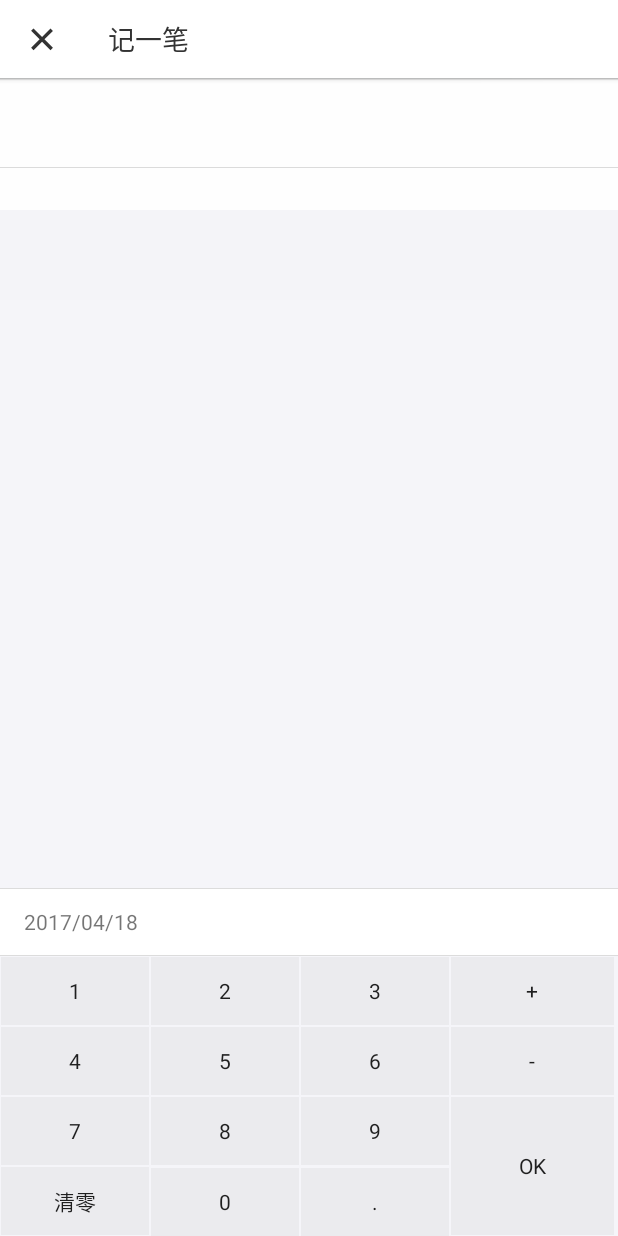
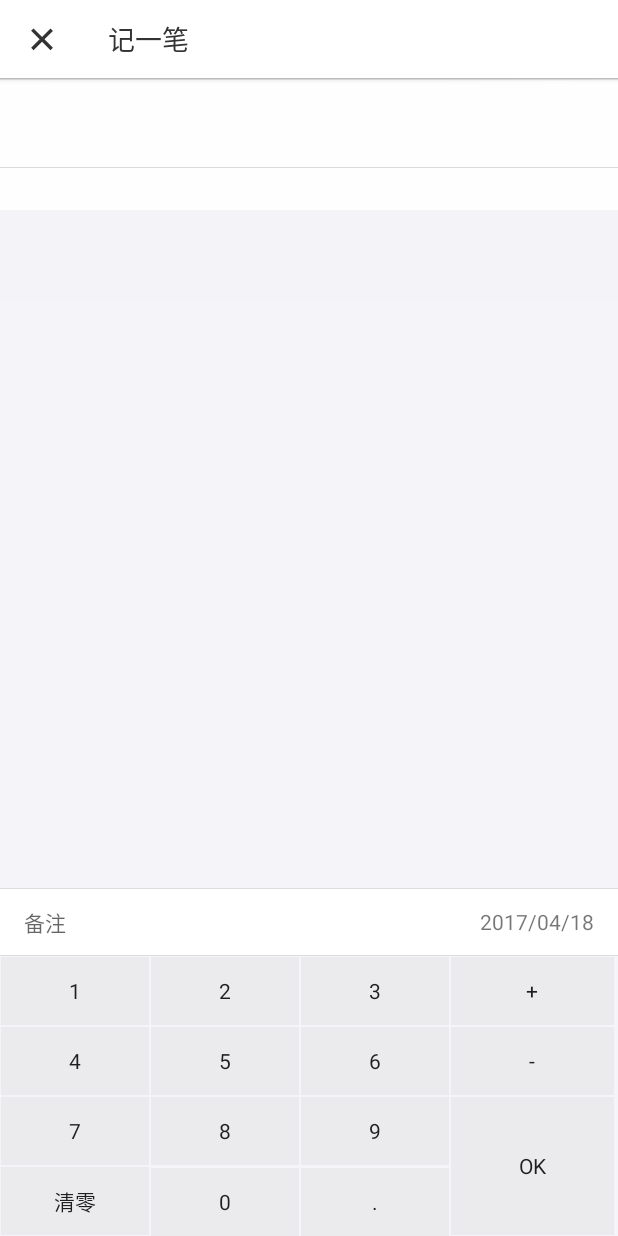
Before and after one commit to coderpage/Mine, an Android app: the ExpenseEditActivity screen opened directly, with no data from a screen before it, on a phone screen of 412 x 824 dp. Run offline under Robolectric (Android 15) with nearby library versions, the phone set to English and light mode, and no system bars; our stand-ins replace EventBus.

Commit message:
添加备注

```diff
--- a/app/src/main/AndroidManifest.xml
+++ b/app/src/main/AndroidManifest.xml
@@ -30,6 +30,7 @@
         <activity
             android:name=".app.tally.ui.activity.ExpenseEditActivity"
             android:screenOrientation="portrait"
+            android:windowSoftInputMode="adjustPan"
             android:theme="@style/Theme.Tally">
         </activity>
 
--- a/app/src/main/java/com/coderpage/mine/app/tally/ui/activity/ExpenseEditActivity.java
+++ b/app/src/main/java/com/coderpage/mine/app/tally/ui/activity/ExpenseEditActivity.java
@@ -10,6 +10,7 @@ import android.support.v7.widget.AppCompatImageView;
 import android.view.KeyEvent;
 import android.view.View;
 import android.widget.AdapterView;
+import android.widget.EditText;
 import android.widget.GridView;
 import android.widget.TextView;
 
@@ -48,10 +49,10 @@ public class ExpenseEditActivity extends BaseActivity
     AppCompatImageView mCategoryIcon;
     GridView mCategoryGv;
     NumInputView mNumInputView;
+    EditText mDescEt;
 
     private CategoryPickerAdapter mCategoryPickerAdapter;
 
-    //    private final List<CategoryItem> mCategoryItems = new ArrayList<>();
     private Calendar mExpenseDate = Calendar.getInstance();
     private SimpleDateFormat mDateFormat = new SimpleDateFormat("yyyy/MM/dd", Locale.getDefault());
     private CategoryItem mCategory;
@@ -90,6 +91,7 @@ public class ExpenseEditActivity extends BaseActivity
         mCategoryGv.setAdapter(mCategoryPickerAdapter);
 
         mDateTv = ((TextView) findViewById(R.id.tvDate));
+        mDescEt = (EditText) findViewById(R.id.etDesc);
 
         mDateTv.setText(mDateFormat.format(mExpenseDate.getTime()));
         mDateTv.setOnClickListener(mOnclickListener);
@@ -185,8 +187,9 @@ public class ExpenseEditActivity extends BaseActivity
                     args.putFloat(ExpenseEditModel.EXTRA_EXPENSE_AMOUNT, mAmount);
                     args.putLong(ExpenseEditModel.EXTRA_EXPENSE_CATEGORY_ID, mCategory.getId());
                     args.putString(ExpenseEditModel.EXTRA_EXPENSE_CATEGORY, mCategory.getName());
-                    args.putString(ExpenseEditModel.EXTRA_EXPENSE_DESC, "");
+                    args.putString(ExpenseEditModel.EXTRA_EXPENSE_DESC, mDescEt.getText().toString());
                     args.putLong(ExpenseEditModel.EXTRA_EXPENSE_TIME, mExpenseDate.getTimeInMillis());
+                    args.putString(ExpenseEditModel.EXTRA_EXPENSE_DESC, mDescEt.getText().toString());
                     mUserActionListener.onUserAction(SAVE_DATA, args);
                     break;
             }
@@ -239,6 +242,7 @@ public class ExpenseEditActivity extends BaseActivity
                         mCategoryName.setText(mCategory.getName());
                     }
                     mDateTv.setText(mDateFormat.format(mExpenseDate.getTime()));
+                    mDescEt.setText(item.getDesc());
                 }
                 break;
             case SAVE_DATA:
--- a/app/src/main/res/layout/activity_tally_expense_add.xml
+++ b/app/src/main/res/layout/activity_tally_expense_add.xml
@@ -32,15 +32,34 @@
                     android:layout_height="1px"
                     android:layout_gravity="top"/>
 
+                <LinearLayout
+                    android:layout_width="match_parent"
+                    android:layout_height="match_parent"
+                    android:orientation="horizontal">
+
+                    <EditText
+                        android:id="@+id/etDesc"
+                        android:layout_width="0dp"
+                        android:layout_height="match_parent"
+                        android:layout_gravity="start|center_vertical"
+                        android:layout_weight="1"
+                        android:layout_marginLeft="@dimen/padding_normal"
+                        android:background="@color/transparent"
+                        android:gravity="start|center_vertical"
+                        android:hint="@string/tally_expense_note"
+                        android:textColor="@color/appTextColorPrimary"
+                        android:textSize="@dimen/app_text_size_medium"/>
+
                     <TextView
                         android:id="@+id/tvDate"
                         android:layout_width="wrap_content"
                         android:layout_height="match_parent"
-                    android:layout_alignParentLeft="true"
-                    android:layout_centerVertical="true"
+                        android:layout_gravity="center_vertical"
                         android:layout_marginLeft="@dimen/padding_normal"
+                        android:layout_marginRight="@dimen/padding_normal"
                         android:clickable="true"
                         android:gravity="center"/>
+                </LinearLayout>
 
                 <include
                     layout="@layout/divider"
@@ -73,7 +92,7 @@
                     android:layout_width="wrap_content"
                     android:layout_height="wrap_content"
                     android:layout_gravity="center_vertical|left"
-                    android:paddingStart="@dimen/padding_normal">
+                    android:paddingLeft="@dimen/padding_normal">
 
                     <android.support.v7.widget.AppCompatImageView
                         android:id="@+id/ivCategoryIcon"
--- a/app/src/main/res/values/strings.xml
+++ b/app/src/main/res/values/strings.xml
@@ -1,6 +1,6 @@
 <resources>
     <!-- app name -->
-    <string name="app_name">我的</string>
+    <string name="app_name">我的记账本</string>
     <string name="delete">删除</string>
     <string name="modify">修改</string>
 
@@ -16,6 +16,7 @@
     <string name="tally_amount_cny">￥%s</string>
     <string name="tally_sum_of_amount_month">本月账单总额</string>
     <string name="tally_calendar_title_format" formatted="false">%d年%d月</string>
+    <string name="tally_expense_note">备注</string>
     <string name="tally_toolbar_title_about">关于</string>
     <string name="tally_about_main"><![CDATA[
         <h3>%s版</h3>
@@ -28,9 +29,6 @@
 
         <h5>市场上已经有那么多同类应用，你还写个毛？</h5>
         无聊。
-
-        <h5>源代码给看么？</h5>
-        代码写的太丑，不怕眼瞎就去吧 <u>https://github.com/coderpage/Mine</u>
 
         <h5>发现 bug 怎么办？</h5>
         给我发邮件 <u>codenobug@163.com</u>
```
Also changed, not shown: app/src/main/java/com/coderpage/mine/app/tally/ui/activity/MainHistoryExpenseAdapter.java (+7 -1 lines). Lines whose indentation alone changed are shown as unchanged.
